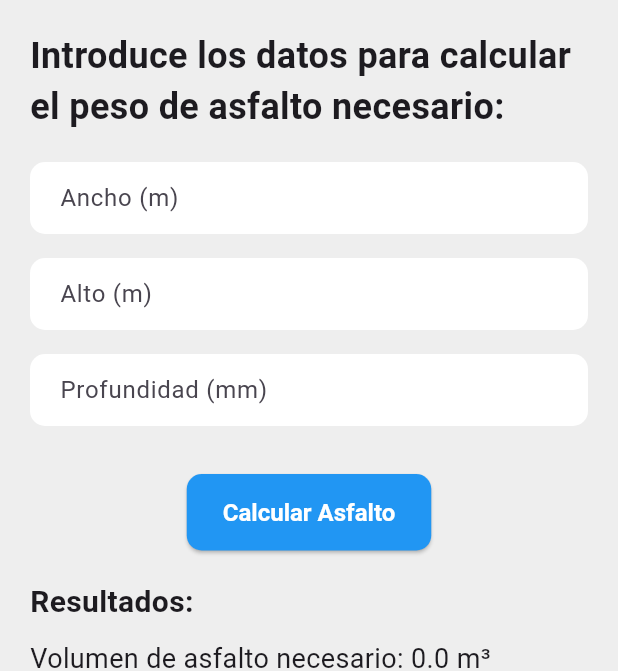
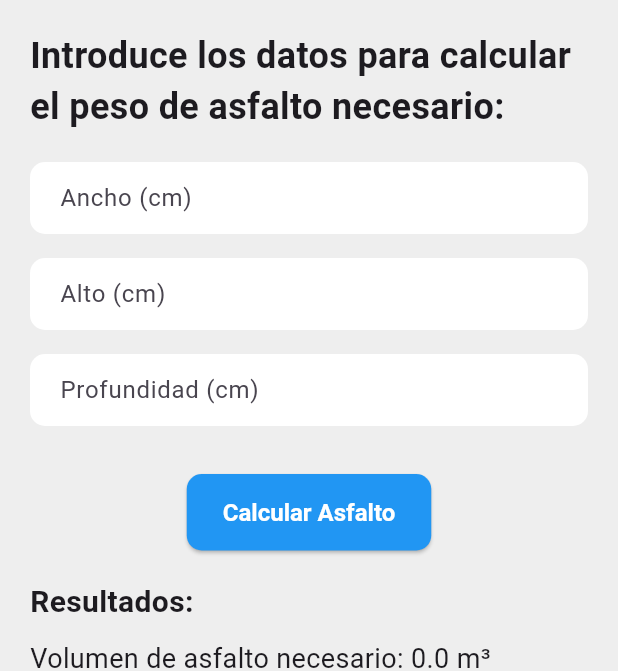
Before and after one commit to mgascons/calculadora_asfalto, a Flutter app: the screen it shows after launch, on a phone screen of 412 x 824 dp, the part 84-755 px from its top. Run offline on Flutter 3.47's test engine with Material 3 defaults, Android fonts, the phone set to English and light mode, and no system bars.

Commit message:
commit cambios unidades

```diff
--- a/lib/main.dart
+++ b/lib/main.dart
@@ -110,7 +110,7 @@ class _MyHomePageState extends State<MyHomePage> {
                 TextFormField(
                   controller: _anchoController,
                   decoration: InputDecoration(
-                    labelText: 'Ancho (m)',
+                    labelText: 'Ancho (cm)',
                   ),
                   keyboardType: TextInputType.number,
                   validator: (value) {
@@ -124,7 +124,7 @@ class _MyHomePageState extends State<MyHomePage> {
                 TextFormField(
                   controller: _altoController,
                   decoration: InputDecoration(
-                    labelText: 'Alto (m)',
+                    labelText: 'Alto (cm)',
                   ),
                   keyboardType: TextInputType.number,
                   validator: (value) {
@@ -138,7 +138,7 @@ class _MyHomePageState extends State<MyHomePage> {
                 TextFormField(
                   controller: _profundoController,
                   decoration: InputDecoration(
-                    labelText: 'Profundidad (mm)',
+                    labelText: 'Profundidad (cm)',
                   ),
                   keyboardType: TextInputType.number,
                   validator: (value) {
```
